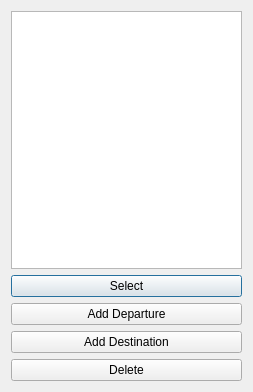
First picture: the form in client/bookmarksdialog.ui, repository shentok/MoNav, before the edit.
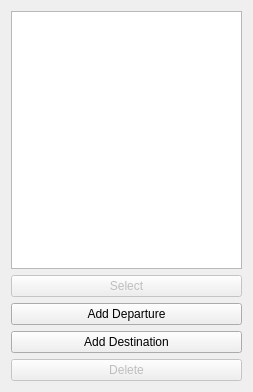
Second picture: the form after the edit.

Commit message: Client: Optimized bookmark dialog a bit for Maemo

```diff
--- a/client/bookmarksdialog.ui
+++ b/client/bookmarksdialog.ui
@@ -26,6 +26,9 @@
    </item>
    <item>
     <widget class="QPushButton" name="chooseButton">
+     <property name="enabled">
+      <bool>false</bool>
+     </property>
      <property name="text">
       <string>Select</string>
      </property>
@@ -47,6 +50,9 @@
    </item>
    <item>
     <widget class="QPushButton" name="deleteButton">
+     <property name="enabled">
+      <bool>false</bool>
+     </property>
      <property name="text">
       <string>Delete</string>
      </property>
```
Left out of the diff: 5 changed lines with no effect on the pictures. The commit also changes 2 other files.
